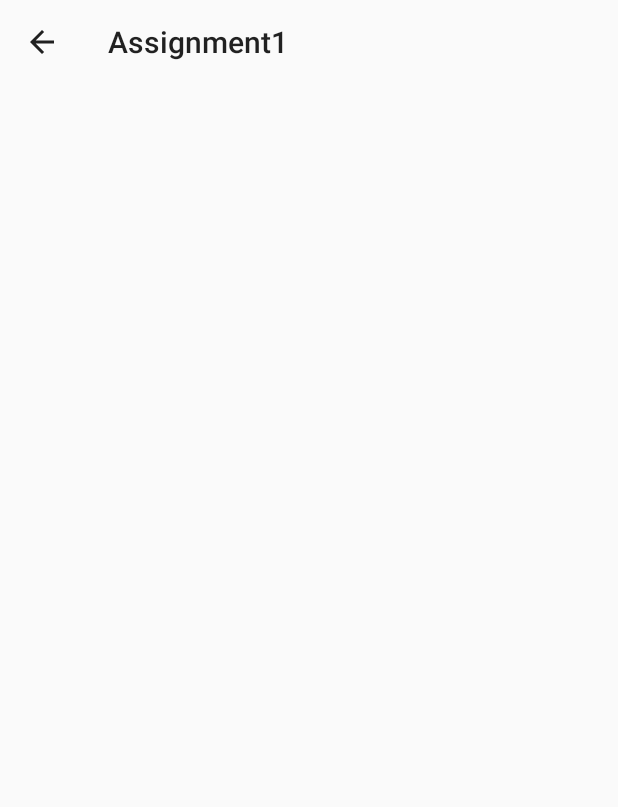
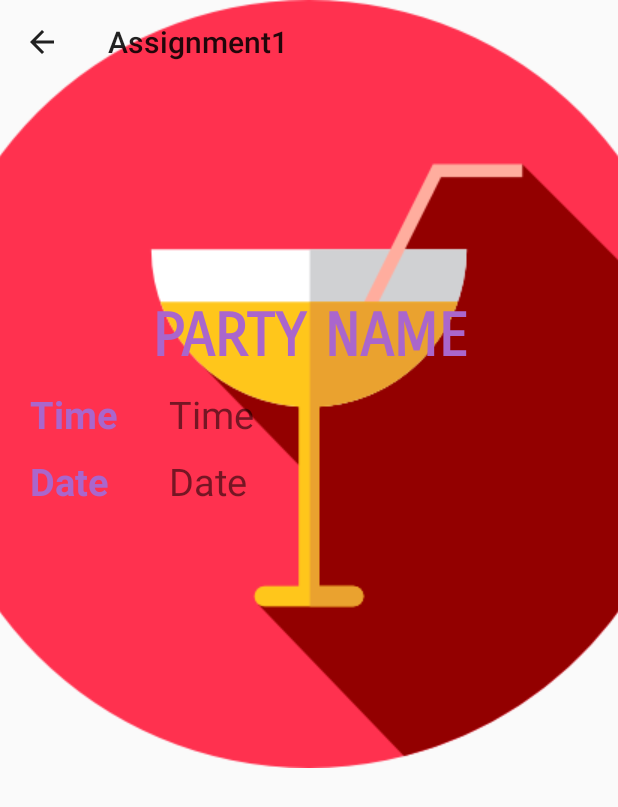
Before and after one commit to JanieTran/COSC2657---Android-Development, an Android app: the Party screen opened directly, with no data from a screen before it, on a phone screen of 412 x 824 dp. Before the commit the part shown is almost empty. Shown: the top 807 px of the screen. Run offline under Robolectric (Android 15) with nearby library versions, the phone set to English and light mode, and no system bars.

Commit message:
Update Assignment1

```diff
--- a/Assignment1/app/build.gradle
+++ b/Assignment1/app/build.gradle
@@ -4,7 +4,7 @@ android {
     compileSdkVersion 26
     defaultConfig {
         applicationId "janie.assignment1"
-        minSdkVersion 15
+        minSdkVersion 21
         targetSdkVersion 26
         versionCode 1
         versionName "1.0"
--- a/Assignment1/app/src/main/java/janie/assignment1/MainActivity.java
+++ b/Assignment1/app/src/main/java/janie/assignment1/MainActivity.java
@@ -3,6 +3,7 @@ package janie.assignment1;
 import android.content.Intent;
 import android.support.v7.app.AppCompatActivity;
 import android.os.Bundle;
+import android.util.Log;
 import android.view.View;
 
 public class MainActivity extends AppCompatActivity {
@@ -11,6 +12,8 @@ public class MainActivity extends AppCompatActivity {
     protected void onCreate(Bundle savedInstanceState) {
         super.onCreate(savedInstanceState);
         setContentView(R.layout.activity_main);
+
+        Log.i(".MainActivity", "Application started");
     }
 
     public void setBirthday(View view) {
@@ -19,7 +22,7 @@ public class MainActivity extends AppCompatActivity {
     }
 
     public void setParty(View view) {
-        Intent intent = new Intent(this, toParty.class);
+        Intent intent = new Intent(this, TimeParty.class);
         startActivity(intent);
     }
 }
--- a/Assignment1/app/src/main/java/janie/assignment1/toParty.java
+++ b/Assignment1/app/src/main/java/janie/assignment1/Party.java
@@ -3,11 +3,11 @@ package janie.assignment1;
 import android.support.v7.app.AppCompatActivity;
 import android.os.Bundle;
 
-public class toParty extends AppCompatActivity {
+public class Party extends AppCompatActivity {
 
     @Override
     protected void onCreate(Bundle savedInstanceState) {
         super.onCreate(savedInstanceState);
-        setContentView(R.layout.activity_to_party);
+        setContentView(R.layout.activity_party);
     }
 }
--- a/Assignment1/app/src/main/res/layout/activity_birthday.xml
+++ b/Assignment1/app/src/main/res/layout/activity_birthday.xml
@@ -7,6 +7,7 @@
     tools:context="janie.assignment1.Birthday">
 
     <FrameLayout
+        android:id="@+id/card"
         android:layout_width="fill_parent"
         android:layout_height="fill_parent"
         android:orientation="vertical">
--- /dev/null
+++ b/Assignment1/app/src/main/res/layout/activity_party.xml
@@ -0,0 +1,92 @@
+<?xml version="1.0" encoding="utf-8"?>
+<android.support.constraint.ConstraintLayout xmlns:android="http://schemas.android.com/apk/res/android"
+    xmlns:app="http://schemas.android.com/apk/res-auto"
+    xmlns:tools="http://schemas.android.com/tools"
+    android:layout_width="match_parent"
+    android:layout_height="match_parent"
+    tools:context="janie.assignment1.Party">
+
+    <FrameLayout
+        android:layout_width="fill_parent"
+        android:layout_height="fill_parent"
+        android:orientation="vertical">
+
+        <ImageView
+            android:layout_width="wrap_content"
+            android:layout_height="wrap_content"
+            android:src="@drawable/party"
+            android:scaleType="centerCrop"/>
+
+        <LinearLayout
+            android:layout_width="match_parent"
+            android:layout_height="match_parent"
+            android:orientation="vertical"
+            android:layout_marginTop="200dp"
+            android:layout_marginLeft="20dp"
+            android:layout_marginRight="20dp"
+            android:layout_marginBottom="20dp">
+
+            <TextView
+                android:layout_width="match_parent"
+                android:layout_height="wrap_content"
+                android:text="PARTY NAME"
+                android:textAlignment="center"
+                android:textSize="40dp"
+                android:textColor="@android:color/holo_purple"
+                android:textStyle="bold"
+                android:fontFamily="sans-serif-smallcaps"/>
+
+            <LinearLayout
+                android:layout_width="match_parent"
+                android:layout_height="wrap_content"
+                android:orientation="horizontal"
+                android:layout_marginTop="10dp"
+                android:layout_marginBottom="10dp">
+
+                <TextView
+                    android:layout_width="0dp"
+                    android:layout_height="wrap_content"
+                    android:layout_weight="1"
+                    android:text="Time"
+                    android:textSize="25dp"
+                    android:textStyle="bold"
+                    android:textColor="@android:color/holo_purple"/>
+
+                <TextView
+                    android:layout_width="0dp"
+                    android:layout_height="wrap_content"
+                    android:layout_weight="3"
+                    android:text="Time"
+                    android:textSize="25dp"/>
+
+            </LinearLayout>
+
+            <LinearLayout
+                android:layout_width="match_parent"
+                android:layout_height="wrap_content"
+                android:orientation="horizontal">
+
+                <TextView
+                    android:layout_width="0dp"
+                    android:layout_height="wrap_content"
+                    android:layout_weight="1"
+                    android:text="Date"
+                    android:textSize="25dp"
+                    android:textStyle="bold"
+                    android:textColor="@android:color/holo_purple"/>
+
+                <TextView
+                    android:layout_width="0dp"
+                    android:layout_height="wrap_content"
+                    android:layout_weight="3"
+                    android:text="Date"
+                    android:textSize="25dp"/>
+
+            </LinearLayout>
+
+
+        </LinearLayout>
+
+    </FrameLayout>
+
+</android.support.constraint.ConstraintLayout>
--- a/Assignment1/app/src/main/res/layout/activity_to_party.xml
+++ /dev/null
@@ -1,9 +0,0 @@
-<?xml version="1.0" encoding="utf-8"?>
-<android.support.constraint.ConstraintLayout xmlns:android="http://schemas.android.com/apk/res/android"
-    xmlns:app="http://schemas.android.com/apk/res-auto"
-    xmlns:tools="http://schemas.android.com/tools"
-    android:layout_width="match_parent"
-    android:layout_height="match_parent"
-    tools:context="janie.assignment1.toParty">
-
-</android.support.constraint.ConstraintLayout>
```
Also changed, not shown: Assignment1/app/src/main/AndroidManifest.xml (+13 -10 lines), Assignment1/app/src/main/java/janie/assignment1/Birthday.java (+5 -2 lines), Assignment1/app/src/main/java/janie/assignment1/DateParty.java (added, +33 -0 lines), Assignment1/app/src/main/java/janie/assignment1/TimeParty.java (added, +26 -0 lines), Assignment1/app/src/main/java/janie/assignment1/toBirthday.java (+5 -2 lines), Assignment1/app/src/main/res/layout/activity_date_party.xml (added, +50 -0 lines), Assignment1/app/src/main/res/layout/activity_time_party.xml (added, +50 -0 lines), Assignment1/app/src/main/res/drawable/party.jpg (added).
